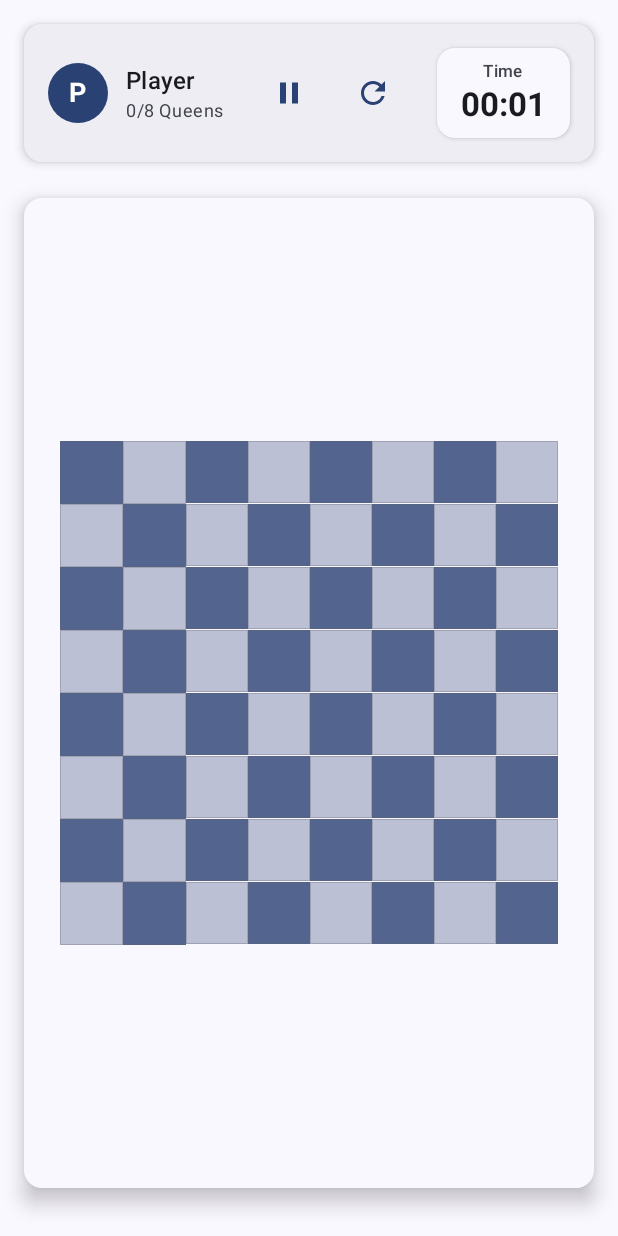
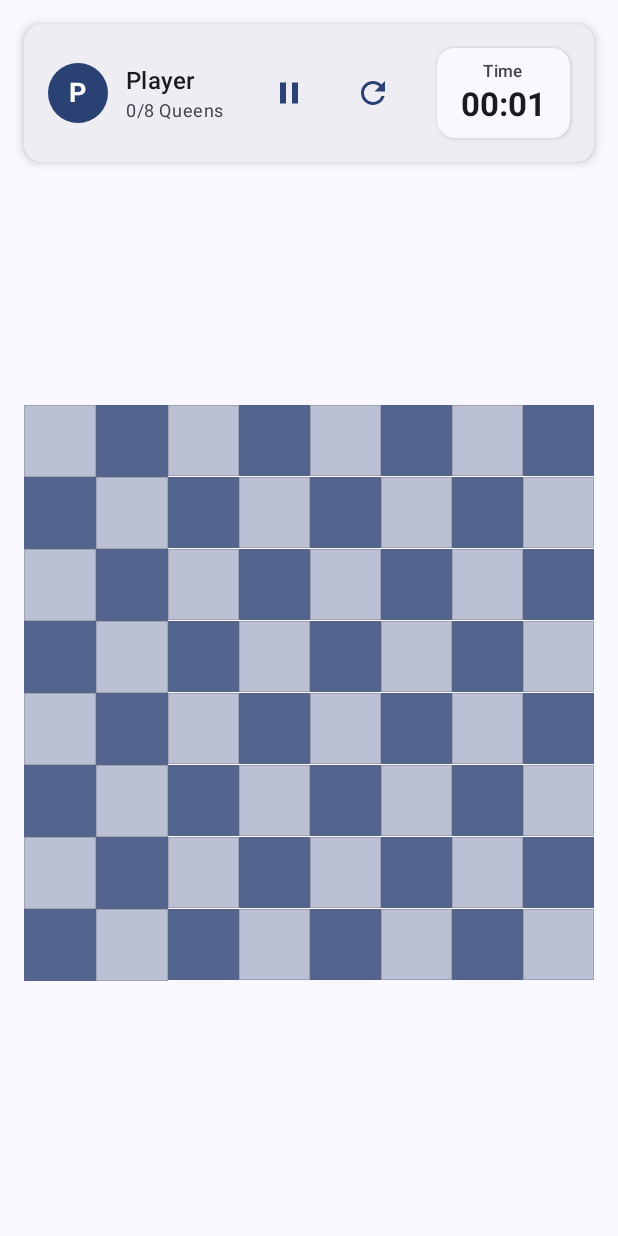
Before and after one commit to danilo04/nqueens-game, an Android app built with Jetpack Compose: the NQueensBoardGameScreen screen opened through its navigation route, after a tap on "Reset Game", on a phone screen of 412 x 824 dp. Run offline under Robolectric (Android 15) with nearby library versions, the phone set to English and light mode, and no system bars; our stand-ins replace Dagger/Hilt's generated code; 2 other taps on this screen came first.

Commit message:
Fix issue with updating queensPlaced and whether the game is done

```diff
--- a/app/src/main/java/com/nqueens/game/common/ui/components/BoardView.kt
+++ b/app/src/main/java/com/nqueens/game/common/ui/components/BoardView.kt
@@ -53,8 +53,7 @@ fun BoardView(
     ) {
         Column(
             modifier = Modifier
-                .fillMaxSize()
-                .padding(16.dp),
+                .fillMaxSize(),
             verticalArrangement = Arrangement.Center
         ) {
             val size = boardState.boardSize
@@ -91,11 +90,11 @@ fun RowScope.BoardCell(
     val lightColor = primaryColor.copy(alpha = 0.3f)
     val darkColor = primaryColor.copy(alpha = 0.8f)
 
-    val isLightSquare = (row + col) % 2 == 0
+    val isDarkSquare = (row + col) % 2 == 0
     val cellColor = when {
         cellState.hasErrorColor -> errorDark
-        isLightSquare -> lightColor
-        else -> darkColor
+        isDarkSquare -> darkColor
+        else -> lightColor
     }
 
     Box(
--- a/app/src/main/java/com/nqueens/game/features/nqueensgame/domain/NQueensBoardGame.kt
+++ b/app/src/main/java/com/nqueens/game/features/nqueensgame/domain/NQueensBoardGame.kt
@@ -15,8 +15,8 @@ import kotlinx.coroutines.flow.asStateFlow
 class NQueensBoardGame(val n: Int) : BoardGame() {
     private var _gameState = MutableStateFlow(GameState.NOT_STARTED)
     val boardPositionsAttacked = mutableMapOf<BoardPosition, Set<BoardPosition>>()
-    private val _queensInPlace = MutableStateFlow(0)
-    val queensInPlace = _queensInPlace.asStateFlow()
+    private val _queensPlaced = MutableStateFlow(0)
+    val queensPlaced = _queensPlaced.asStateFlow()
 
     override val board: Board by lazy {
         ChessBoard(n)
@@ -49,14 +49,14 @@ class NQueensBoardGame(val n: Int) : BoardGame() {
             fromPosition = position,
         ).toSet()
 
-        _queensInPlace.value += 1
+        _queensPlaced.value += 1
 
         when {
             boardPositionsAttacked.containsBoardPosition(position) -> {
                 _gameState.value = GameState.BLOCKED
             }
 
-            _queensInPlace.value == n -> {
+            _queensPlaced.value == n -> {
                 _gameState.value = GameState.SOLVED
             }
         }
@@ -67,7 +67,7 @@ class NQueensBoardGame(val n: Int) : BoardGame() {
     override fun removePiece(position: BoardPosition) {
         board.setSpot(Spot.EmptySpot, position)
         boardPositionsAttacked.remove(position)
-        _queensInPlace.value = maxOf(0, _queensInPlace.value - 1)
+        _queensPlaced.value = maxOf(0, _queensPlaced.value - 1)
 
         // Recalculate error states
         if (_gameState.value == GameState.BLOCKED) {
@@ -88,7 +88,7 @@ class NQueensBoardGame(val n: Int) : BoardGame() {
         board.clear()
         _gameState.value = GameState.NOT_STARTED
         boardPositionsAttacked.clear()
-        _queensInPlace.value = 0
+        _queensPlaced.value = 0
     }
 }
 
--- a/app/src/main/java/com/nqueens/game/features/nqueensgame/ui/NQueensBoardGameBoardState.kt
+++ b/app/src/main/java/com/nqueens/game/features/nqueensgame/ui/NQueensBoardGameBoardState.kt
@@ -25,6 +25,7 @@ class NQueensBoardGameBoardState(
                     nQueensBoardGame.removePiece(position)
                     updateErrorStates()
                 } else {
+                    clearAllSelections()
                     selectCell(position, SelectedState.TO_DELETE)
                 }
             }
--- a/app/src/main/java/com/nqueens/game/features/nqueensgame/ui/NQueensBoardGameScreen.kt
+++ b/app/src/main/java/com/nqueens/game/features/nqueensgame/ui/NQueensBoardGameScreen.kt
@@ -104,7 +104,6 @@ fun NQueensGameScreenContent(
             // Game status section
             GameStatusSection(
                 isGameCompleted = uiState.isGameCompleted,
-                queensPlaced = uiState.queensPlaced,
                 totalQueens = uiState.totalQueens
             )
         }
@@ -276,20 +275,14 @@ fun BoardSection(
     isGamePaused: Boolean,
     modifier: Modifier = Modifier
 ) {
-    Card(
-        modifier = modifier.fillMaxWidth(),
-        colors = CardDefaults.cardColors(
-            containerColor = MaterialTheme.colorScheme.surface
-        ),
-        elevation = CardDefaults.cardElevation(defaultElevation = 8.dp)
-    ) {
+
     Box(
-            modifier = Modifier.fillMaxSize(),
+        modifier = modifier.fillMaxSize(),
         contentAlignment = Alignment.Center
     ) {
         BoardView(
             boardState = boardState,
-                modifier = Modifier.padding(8.dp)
+            modifier = Modifier
         )
 
         // Pause overlay
@@ -320,12 +313,10 @@ fun BoardSection(
         }
     }
 }
-}
 
 @Composable
 fun GameStatusSection(
     isGameCompleted: Boolean,
-    queensPlaced: Int,
     totalQueens: Int,
     modifier: Modifier = Modifier
 ) {
--- a/app/src/main/java/com/nqueens/game/features/nqueensgame/ui/NQueensBoardGameViewModel.kt
+++ b/app/src/main/java/com/nqueens/game/features/nqueensgame/ui/NQueensBoardGameViewModel.kt
@@ -42,14 +42,13 @@ class NQueensBoardGameViewModel @Inject constructor() : ViewModel() {
     init {
         startTimer()
         viewModelScope.launch {
-            nQueensBoardGame.queensInPlace
+            nQueensBoardGame.queensPlaced
                 .combine(nQueensBoardGame.gameState) { queensPlaced, gameState ->
-
                     _uiState.value = _uiState.value.copy(
                         isGameCompleted = gameState == GameState.SOLVED,
                         queensPlaced = queensPlaced
                     )
-                }
+                }.collect {}
         }
     }
 
@@ -91,20 +90,6 @@ class NQueensBoardGameViewModel @Inject constructor() : ViewModel() {
         timerJob = null
     }
 
-    private fun updateQueensCount() {
-        val queensCount = nQueensBoardGame.board.getPiecesOnBoard().size
-        _uiState.value = _uiState.value.copy(queensPlaced = queensCount)
-    }
-
-    private fun checkGameCompletion() {
-        val currentState = _uiState.value
-        if (currentState.queensPlaced == currentState.totalQueens) {
-            // Here you could add logic to check if the solution is valid
-            _uiState.value = currentState.copy(isGameCompleted = true)
-            stopTimer()
-        }
-    }
-
     override fun onCleared() {
         super.onCleared()
         stopTimer()
```
Lines whose indentation alone changed are shown as unchanged.
